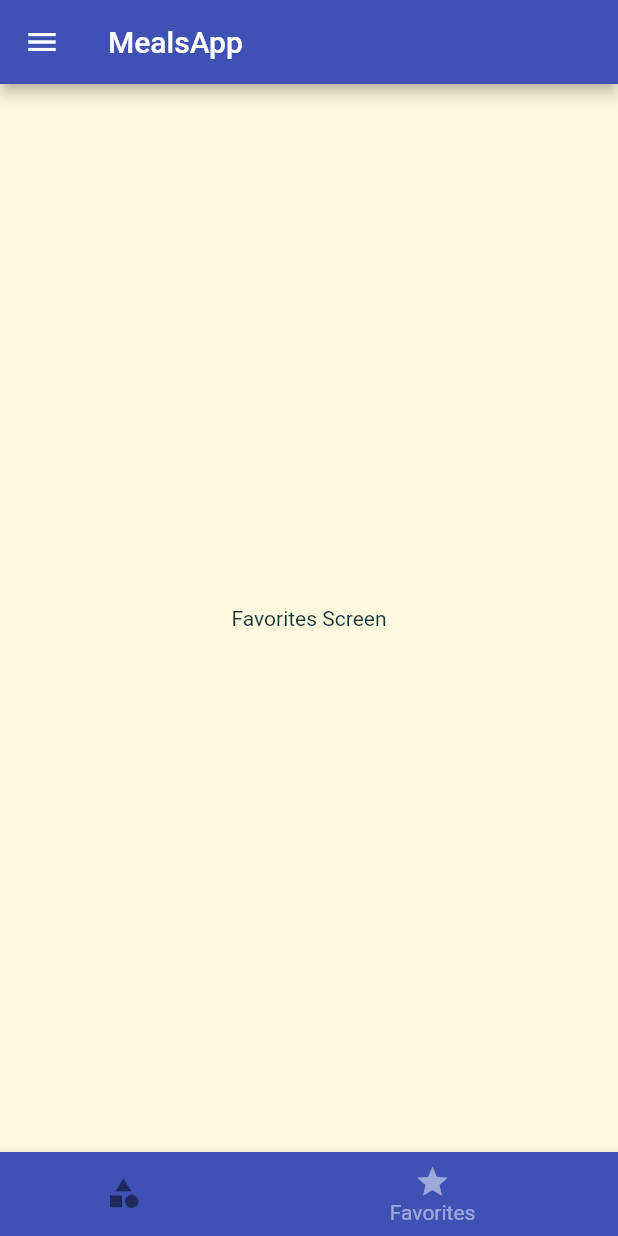
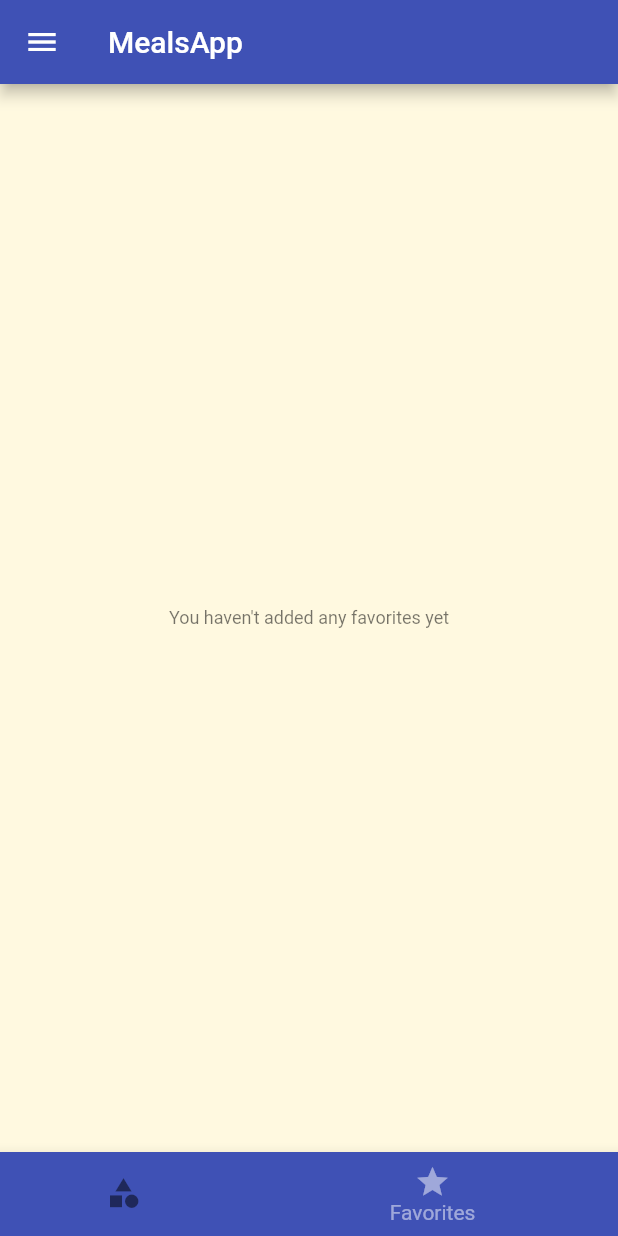
Before and after one commit to BRO3886/multipage-app, a Flutter app: the screen it shows after launch, item 2 of the bottom bar chosen, on a phone screen of 412 x 824 dp. Run offline on Flutter 3.47's test engine with Material 2 defaults, Android fonts, the phone set to English and light mode, and no system bars.

Commit message:
added fav screen logic

```diff
--- a/lib/main.dart
+++ b/lib/main.dart
@@ -16,6 +16,7 @@ class MyApp extends StatefulWidget {
 
 class _MyAppState extends State<MyApp> {
   List<Meal> _availableMeals = DUMMY_MEALS;
+  List<Meal> _favoriteMeals = [];
 
   Map<String, bool> _filters = {
     'glutenFree': false,
@@ -45,6 +46,24 @@ class _MyAppState extends State<MyApp> {
     });
   }
 
+  void _toggleFavorite(String mealId) {
+    final existingIndex =
+        _favoriteMeals.indexWhere((meal) => meal.id == mealId);
+    if (existingIndex >= 0) {
+      setState(() {
+        _favoriteMeals.removeAt(existingIndex);
+      });
+    } else {
+      setState(() {
+        _favoriteMeals.add(DUMMY_MEALS.firstWhere((meal) => meal.id == mealId));
+      });
+    }
+  }
+
+  bool _isMealFav(String id){
+    return _favoriteMeals.any((meal)=>meal.id == id);
+  }
+
   @override
   Widget build(BuildContext context) {
     return MaterialApp(
@@ -62,11 +81,11 @@ class _MyAppState extends State<MyApp> {
                     fontSize: 27,
                     fontWeight: FontWeight.bold),
               )),
-      home: TabsScreen(),
+      home: TabsScreen(_favoriteMeals),
       routes: {
-        TabsScreen.routename: (ctx) => TabsScreen(),
-        FiltersScreen.routename: (ctx) => FiltersScreen(_filters,_setFilters),
-        MealDeatilsScreen.routename: (ctx) => MealDeatilsScreen(),
+        TabsScreen.routename: (ctx) => TabsScreen(_favoriteMeals),
+        FiltersScreen.routename: (ctx) => FiltersScreen(_filters, _setFilters),
+        MealDeatilsScreen.routename: (ctx) => MealDeatilsScreen(_toggleFavorite,_isMealFav),
         CategoryMealsScreen.routename: (ctx) =>
             CategoryMealsScreen(_availableMeals)
       },
--- a/lib/screens/fav_screen.dart
+++ b/lib/screens/fav_screen.dart
@@ -1,12 +1,45 @@
 import 'package:flutter/material.dart';
 
-class FavoritesScreen extends StatelessWidget {
+import '../models/meals.dart';
+import './meal_details.dart';
+
+class FavoritesScreen extends StatefulWidget {
+  final List<Meal> favoriteMeal;
+  FavoritesScreen(this.favoriteMeal);
+
+  @override
+  _FavoritesScreenState createState() => _FavoritesScreenState();
+}
+
+class _FavoritesScreenState extends State<FavoritesScreen> {
   @override
   Widget build(BuildContext context) {
     return Container(
-      child: Center(
-        child: Text('Favorites Screen'),
-      ),
-    );
+        padding: EdgeInsets.all(10),
+        child: (widget.favoriteMeal.length == 0)
+            ? Center(
+                child: Text('You haven\'t added any favorites yet',
+                    style: Theme.of(context).textTheme.caption),
+              )
+            : ListView.builder(
+                itemBuilder: (ctx, index) {
+                  return ListTile(
+                    leading: CircleAvatar(
+                        backgroundImage:
+                            NetworkImage(widget.favoriteMeal[index].imageUrl)),
+                    title: Text(
+                      widget.favoriteMeal[index].title,
+                      style: TextStyle(fontSize: 18),
+                    ),
+                    onTap: () {
+                      Navigator.of(context).pushNamed(
+                          MealDeatilsScreen.routename,
+                          arguments: widget.favoriteMeal[index].id);
+                    },
+
+                  );
+                },
+                itemCount: widget.favoriteMeal.length,
+              ));
   }
 }
--- a/lib/screens/filters_screen.dart
+++ b/lib/screens/filters_screen.dart
@@ -13,7 +13,7 @@ class FiltersScreen extends StatefulWidget {
 }
 
 class _FiltersScreenState extends State<FiltersScreen> {
-  final GlobalKey<ScaffoldState> scaffoldkey = GlobalKey<ScaffoldState>();
+  final GlobalKey<ScaffoldState> filterScreenscaffoldkey = GlobalKey<ScaffoldState>();
 
   bool _isglutenfree = false;
   bool _vegetarian = false;
@@ -35,13 +35,13 @@ class _FiltersScreenState extends State<FiltersScreen> {
       backgroundColor: Colors.green,
       duration: Duration(seconds: 1),
     );
-    scaffoldkey.currentState.showSnackBar(snackbar);
+    filterScreenscaffoldkey.currentState.showSnackBar(snackbar);
   }
 
   @override
   Widget build(BuildContext context) {
     return Scaffold(
-      key: scaffoldkey,
+      key: filterScreenscaffoldkey,
       appBar: AppBar(
         title: Text('Filters'),
         actions: <Widget>[
--- a/lib/screens/tabs_screen.dart
+++ b/lib/screens/tabs_screen.dart
@@ -1,6 +1,6 @@
 import 'package:flutter/material.dart';
 import './cat_screen.dart';
-import './fav_screen.dart';
+//import './fav_screen.dart';
 
 class TabsScreen extends StatefulWidget {
   static const routename = 'TabsScreen';
@@ -33,7 +33,7 @@ class _TabsScreenState extends State<TabsScreen> {
         body: TabBarView(
           children: <Widget>[
             CategoryScreen(),
-            FavoritesScreen(),
+            //FavoritesScreen(),
           ],
         ),
       ),
--- a/lib/screens/tabs_screen2.dart
+++ b/lib/screens/tabs_screen2.dart
@@ -2,24 +2,32 @@ import 'package:flutter/material.dart';
 import '../widgets/drawer_content.dart';
 import './cat_screen.dart';
 import './fav_screen.dart';
+import '../models/meals.dart';
 
 class TabsScreen extends StatefulWidget {
   static const routename = 'TabsScreen';
+  final List<Meal> favoriteMeals;
+  TabsScreen(this.favoriteMeals);
   @override
   _TabsScreenState createState() => _TabsScreenState();
 }
 
 class _TabsScreenState extends State<TabsScreen> {
-  final List<Widget> _pages = [
-    CategoryScreen(),
-    FavoritesScreen(),
-  ];
+  List<Widget> _pages;
+
+  @override
+  void initState() {
+    super.initState();
+    _pages = [
+      CategoryScreen(),
+      FavoritesScreen(widget.favoriteMeals),
+    ];
+  }
 
   int _selectedPageIndex = 0;
   void _selectPage(int index) {
     setState(() {
       _selectedPageIndex = index;
-
     });
   }
 
```
Also changed, not shown: lib/screens/meal_details.dart (+54 -2 lines).
